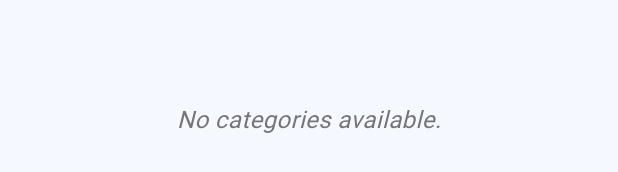
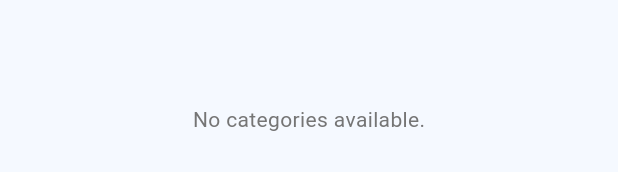
Before and after one commit to XT-xuantruong/quiz_app_flutter, a Flutter app: the CategoryTab widget shown alone on an empty page, opened directly, on a phone screen of 412 x 824 dp. Shown: the part 498-670 px from the top of the screen. Run offline on Flutter 3.47's test engine with Material 3 defaults, Android fonts, the phone set to English and light mode, and no system bars; our stand-ins replace cloud_firestore, firebase_core, flutter_dotenv, image_picker, shared_preferences; missing offline and left inert: cloudinary_flutter, cloudinary_public, cloudinary_url_gen; accounts and stored records are empty; network calls fail.

Commit message:
update UI #2

```diff
--- a/lib/components/category_list_card.dart
+++ b/lib/components/category_list_card.dart
@@ -1,4 +1,5 @@
 import 'package:flutter/material.dart';
+import 'package:quiz_app/themes/app_theme.dart';
 
 class CategoryListCard extends StatelessWidget {
   final String title;
@@ -42,7 +43,10 @@ class CategoryListCard extends StatelessWidget {
                 Column(
                     crossAxisAlignment: CrossAxisAlignment.start,
                     children: [
-                      Text(title, style: const TextStyle(fontSize: 18, fontWeight: FontWeight.bold)),
+                      Text(
+                          title,
+                          style: AppTheme.textTheme.titleMedium
+                      ),
                       // const SizedBox(height: 2),
                       // Text("${widget.question_quantity.toString()} questions", style: TextStyle(fontSize: 18)),
                     ]
--- a/lib/components/category_tab.dart
+++ b/lib/components/category_tab.dart
@@ -1,4 +1,6 @@
 import 'package:flutter/material.dart';
+import 'package:quiz_app/themes/app_colors.dart';
+import 'package:quiz_app/themes/app_theme.dart';
 
 import '../models/category_model.dart';
 import '../screens/search_result_screen.dart';
@@ -42,34 +44,34 @@ class _CategoryTabState extends State<CategoryTab> {
   }
   @override
   Widget build(BuildContext context) {
-    return Padding(
+    return Container(
+      decoration: BoxDecoration(
+        color: AppColors.backgroundColor
+      ),
+      child: Padding(
+
         padding: const EdgeInsets.all(16.0),
         child: isCateLoading
             ? const Center(
           child: CircularProgressIndicator(),
         )
             : categories.isEmpty
-          ? const Center(
+            ? Center(
           child: Text(
             'No categories available.',
-          style: TextStyle(
-            fontSize: 16.0,
-            fontStyle: FontStyle.italic,
-          ),
+            style: AppTheme.textTheme.bodyMedium,
           ),
         )
             : Column(
+
           crossAxisAlignment: CrossAxisAlignment.start,
           children: [
             Row(
               mainAxisAlignment: MainAxisAlignment.spaceBetween,
               children: [
-              const Text(
+                Text(
                   "Categories",
-                style: TextStyle(
-                  fontSize: 18,
-                  fontWeight: FontWeight.bold,
-                ),
+                  style: AppTheme.textTheme.titleMedium,
                 ),
                 AnimatedSwitcher(
                   duration: const Duration(milliseconds: 800),
@@ -161,6 +163,7 @@ class _CategoryTabState extends State<CategoryTab> {
             ),
           ],
         ),
+      ),
     );
   }
 }
```
Also changed, not shown: lib/components/profile_tab.dart (+16 -20 lines), lib/components/ranking_tab.dart (+10 -6 lines), lib/screens/home_screen.dart (+13 -11 lines), lib/screens/login_screen.dart (+4 -3 lines). Lines whose indentation alone changed are shown as unchanged.
